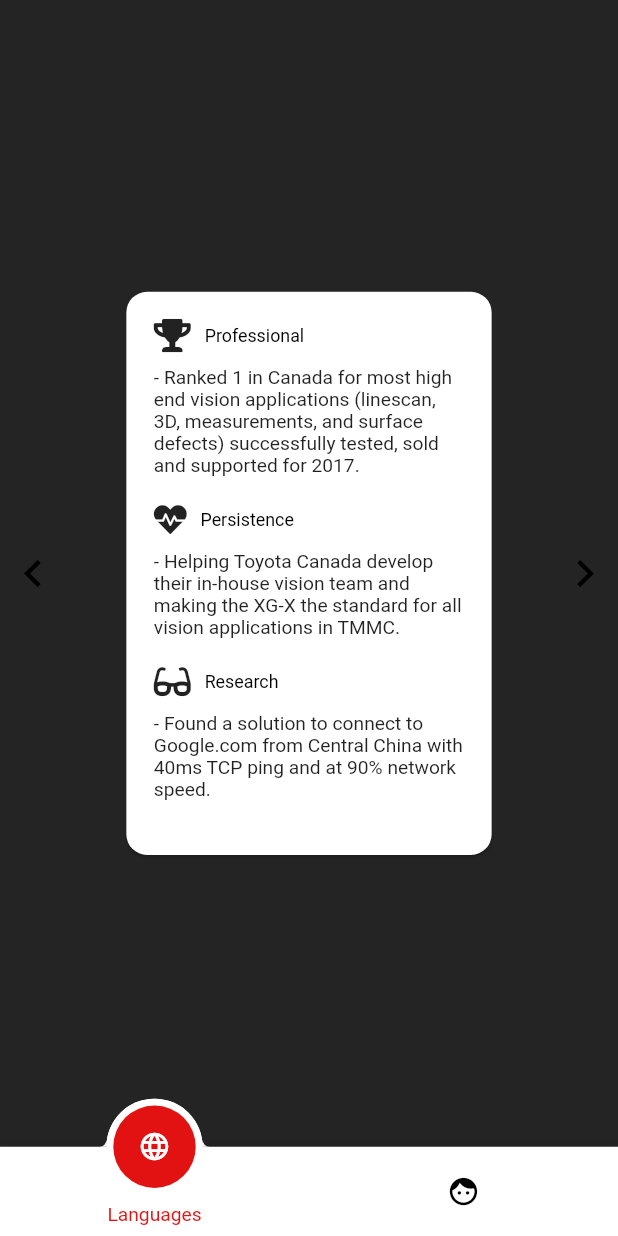
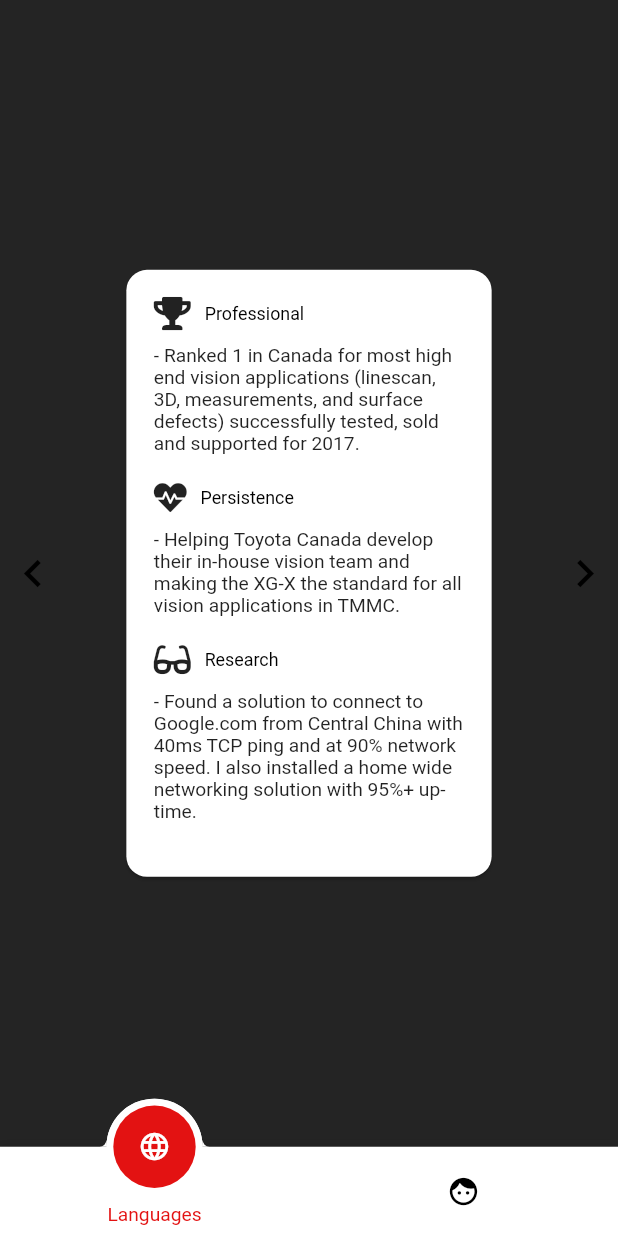
Before and after one commit to LuckyRon88/FlutterWebCV, a Flutter app: the FeaturePage screen opened directly, swiped to page 2, on a phone screen of 412 x 824 dp. Run offline on Flutter 3.47's test engine with Material 2 defaults, Android fonts, the light colour scheme and no system bars; our stand-ins replace circular_profile_avatar, expandable, font_awesome_flutter, google_fonts, liquid_swipe, modal_bottom_sheet and 1 more; Roboto replaces fonts that are missing (Arvo).

```diff
--- a/lib/Components/Achievements.dart
+++ b/lib/Components/Achievements.dart
@@ -37,7 +37,7 @@ class Achievements extends StatelessWidget {
                   title: "Research",
                   iconToDisplay: FontAwesomeIcons.glasses,
                   summary:
-                      "- Found a solution to connect to Google.com from Central China with 40ms TCP ping and at 90% network speed.",
+                      "- Found a solution to connect to Google.com from Central China with 40ms TCP ping and at 90% network speed. I also installed a home wide networking solution with 95%+ up-time.",
                 ),
               ],
             ),
@@ -59,6 +59,7 @@ class Achieve extends StatelessWidget {
     return Column(
       children: [
         Row(
+          mainAxisAlignment: MainAxisAlignment.start,
           children: [
             FaIcon(
               this.iconToDisplay,
@@ -77,7 +78,7 @@ class Achieve extends StatelessWidget {
         ),
         Text(
           this.summary,
-          textAlign: TextAlign.start,
+          textAlign: TextAlign.left,
           softWrap: true,
         ),
         SizedBox(
```
